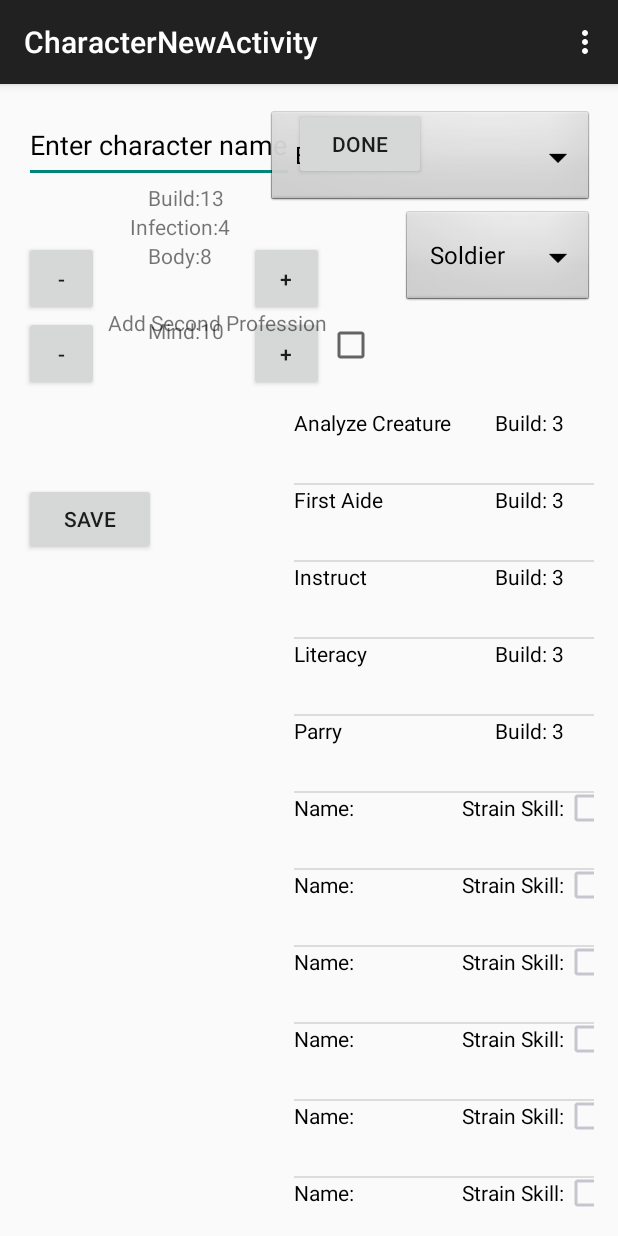
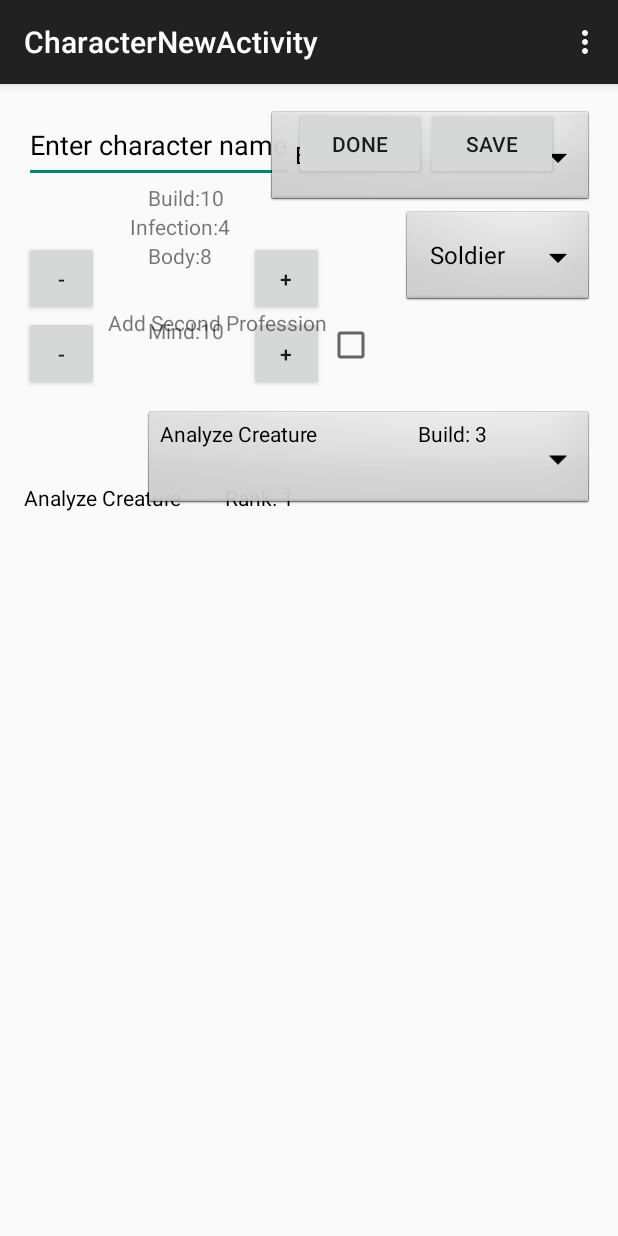
Before and after one commit to beautifuldonkey/SurvivorsGuide, an Android app: the CharacterNewActivity screen opened directly, with no data from a screen before it, after a tap on "SAVE", on a phone screen of 412 x 824 dp. Run offline under Robolectric (Android 15) with nearby library versions, the phone set to English and light mode, and no system bars.

Commit message:
CharacterNewActivity.java -changed available skills from list to drop down --Overrode getDropDownView to define layout of each item --kept override for getView for initial dropdown view --changed setOnItemClickListener to setOnItemSelectedListener -checking second profession toggle prior to saving selection of professions
CharacterManager.java
-changed reference for character name
-added references for infection & build during save & load
-uncommented character data during load

activity_character_new.xml

```diff
--- a/app/src/main/java/beautifuldonkey/survivorsguide/CharacterNewActivity.java
+++ b/app/src/main/java/beautifuldonkey/survivorsguide/CharacterNewActivity.java
@@ -55,7 +55,7 @@ public class CharacterNewActivity extends AppCompatActivity {
     String secondProfSkills = "";
     List<Skill> selectedSkills = new ArrayList<>();
     List<Skill> availableSkills = new ArrayList<>();
-    ListView availSkills;
+    Spinner availSkills;
     CheckBox secondProfToggle;
 
     @Override
@@ -149,7 +149,7 @@ public class CharacterNewActivity extends AppCompatActivity {
                 PlayerCharacter newCharacter = new PlayerCharacter("name","health","mind","strain","infection","professions","profSkills","strainSkills", "build");
 
                 String professions = charProfession.getName();
-                if(secondCharProfession != null && !secondCharProfession.getName().isEmpty()){
+                if(secondProfToggle.isChecked() && !secondCharProfession.getName().isEmpty()){
                     professions = professions + ',' + secondCharProfession.getName();
                 }
                 if(thirdCharProfession != null && !thirdCharProfession.getName().isEmpty()){
@@ -316,8 +316,37 @@ public class CharacterNewActivity extends AppCompatActivity {
             }
         });
 
-        availSkills = (ListView) findViewById(R.id.availableSkills);
-        availSkillAdapter = new ArrayAdapter<Skill>(context, R.layout.item_character_skill, availableSkills) {
+        availSkills = (Spinner) findViewById(R.id.availableSkills);
+        availSkillAdapter = new ArrayAdapter<Skill>(context, R.layout.item_character_skill, R.id.skillName, availableSkills) {
+
+            @Override
+            public View getDropDownView(int position, View convertView, ViewGroup parent) {
+
+                LayoutInflater inflater = (LayoutInflater) context.getSystemService(LAYOUT_INFLATER_SERVICE);
+                View view = inflater.inflate(R.layout.item_character_skill, null);
+
+                TextView textView = (TextView) view.findViewById(R.id.skillName);
+                textView.setTextColor(Color.BLACK);
+
+                TextView textViewChkBoxLabel = (TextView) view.findViewById(R.id.skillStrainLabel);
+                textViewChkBoxLabel.setTextColor(Color.BLACK);
+
+                CheckBox checkBoxStrainSkill = (CheckBox) view.findViewById(R.id.isSkillStrain);
+                checkBoxStrainSkill.setTextColor(Color.BLACK);
+
+                if(availableSkills.size()>position){
+                    textView.setText(availableSkills.get(position).getName());
+                    if(availableSkills.get(position).getIsStrain()){
+                        checkBoxStrainSkill.setChecked(true);
+                    }else{
+                        checkBoxStrainSkill.setVisibility(View.INVISIBLE);
+                        textViewChkBoxLabel.setText("Build: "+ availableSkills.get(position).getBuildCost());
+                    }
+                }
+
+                return view;
+            }
+
             @Override
             public View getView(int position, View convertView, ViewGroup parent) {
 
@@ -347,9 +376,9 @@ public class CharacterNewActivity extends AppCompatActivity {
             }
         };
         availSkills.setAdapter(availSkillAdapter);
-        availSkills.setOnItemClickListener(new AdapterView.OnItemClickListener() {
+        availSkills.setOnItemSelectedListener(new AdapterView.OnItemSelectedListener() {
             @Override
-            public void onItemClick(AdapterView<?> parent, View view, int position, long id) {
+            public void onItemSelected(AdapterView<?> parent, View view, int position, long id) {
                 Skill skillToAdd = (Skill) availSkills.getItemAtPosition(position);
                 Integer currentBuild = Integer.parseInt(charBuild.getText().toString());
                 if(currentBuild>=skillToAdd.getBuildCost()){
@@ -400,7 +429,68 @@ public class CharacterNewActivity extends AppCompatActivity {
                     selectedSkillAdapter.notifyDataSetChanged();
                 }
             }
+
+            @Override
+            public void onNothingSelected(AdapterView<?> parent) {
+
+            }
         });
+//        availSkills.setOnItemClickListener(new AdapterView.OnItemClickListener() {
+//            @Override
+//            public void onItemClick(AdapterView<?> parent, View view, int position, long id) {
+//                Skill skillToAdd = (Skill) availSkills.getItemAtPosition(position);
+//                Integer currentBuild = Integer.parseInt(charBuild.getText().toString());
+//                if(currentBuild>=skillToAdd.getBuildCost()){
+//                    if(selectedSkills.contains(skillToAdd)) {
+//                        for (int i = 0; i < selectedSkills.size(); i++) {
+//                            if (selectedSkills.get(i).getName().equals(skillToAdd.getName())) {
+//                                Skill existingSkill = selectedSkills.get(i);
+//                                if (existingSkill.getAvailRank() > existingSkill.getCurrRank()) {
+//                                    existingSkill.setCurrRank(existingSkill.getCurrRank() + 1);
+//                                }
+//                            }
+//                        }
+//                    }else{
+//                        selectedSkills.add(skillToAdd);
+//                    }
+//                    currentBuild = currentBuild-skillToAdd.getBuildCost();
+//                    charBuild.setText(String.valueOf(currentBuild));
+//                }
+//
+//                if(selectedSkillAdapter == null){
+//                    selectedSkillAdapter = new ArrayAdapter<Skill>(context, R.layout.item_character_skill, selectedSkills){
+//                        @Override
+//                        public View getView(int position, View convertView, ViewGroup parent) {
+//                            LayoutInflater inflater = (LayoutInflater) context.getSystemService(LAYOUT_INFLATER_SERVICE);
+//                            View view = inflater.inflate(R.layout.item_character_skill, null);
+//
+//                            TextView textView = (TextView) view.findViewById(R.id.skillName);
+//                            textView.setTextColor(Color.BLACK);
+//                            textView.setText(selectedSkills.get(position).getName());
+//
+//                            TextView textViewChkBoxLabel = (TextView) view.findViewById(R.id.skillStrainLabel);
+//                            textViewChkBoxLabel.setTextColor(Color.BLACK);
+//
+//                            CheckBox checkBoxStrainSkill = (CheckBox) view.findViewById(R.id.isSkillStrain);
+//                            checkBoxStrainSkill.setTextColor(Color.BLACK);
+//
+////                            if(selectedSkills.get(position).getIsStrain()){
+////                                checkBoxStrainSkill.setChecked(true);
+////                            }
+//                            checkBoxStrainSkill.setVisibility(View.INVISIBLE);
+//                            textViewChkBoxLabel.setText("Rank: "+ selectedSkills.get(position).getCurrRank());
+//
+//                            return view;
+//                        }
+//                    };
+//                    displayedSkills.setAdapter(selectedSkillAdapter);
+//                }else{
+//                    selectedSkillAdapter.notifyDataSetChanged();
+//                }
+//            }
+//        });
+
+
     }
 
     @Override
--- a/app/src/main/java/beautifuldonkey/survivorsguide/Manager/CharacterManager.java
+++ b/app/src/main/java/beautifuldonkey/survivorsguide/Manager/CharacterManager.java
@@ -91,17 +91,18 @@ public class CharacterManager {
         boolean saveSuccess = false;
         JSONArray data = new JSONArray();
         JSONObject character;
-        String characterName = myCharacter.getName();
 
         character = new JSONObject();
         try {
-            character.put("name", characterName);
+            character.put("name", myCharacter.getName());
+            character.put("infection", myCharacter.getInfection());
             character.put("body", myCharacter.getHealth());
             character.put("mind", myCharacter.getMind());
             character.put("strain", myCharacter.getStrain());
             character.put("professions", myCharacter.getProfessions());
             character.put("profSkills", myCharacter.getProfSkills());
             character.put("strainSkills", myCharacter.getStrainSkills());
+            character.put("build", myCharacter.getAvailBuild());
             data.put(character);
         } catch (JSONException e) {
             e.printStackTrace();
@@ -110,7 +111,7 @@ public class CharacterManager {
         String text = data.toString();
 
         try {
-            FileOutputStream fos = context.openFileOutput(characterName, android.content.Context.MODE_PRIVATE);
+            FileOutputStream fos = context.openFileOutput(myCharacter.getName(), android.content.Context.MODE_PRIVATE);
             fos.write(text.getBytes());
             fos.close();
             saveSuccess = true;
@@ -155,11 +156,14 @@ public class CharacterManager {
             for (int i = 0; i < data.length(); i++) {
 
                 charName = data.getJSONObject(i).getString("name");
-//                charInfection = data.getJSONObject(i).getString("infection");
-//                charBody = data.getJSONObject(i).getString("body");
-//                charMind = data.getJSONObject(i).getString("mind");
-//                charStrain = data.getJSONObject(i).getString("strain");
-//                charProfession = data.getJSONObject(i).getString("professions");
+                charInfection = data.getJSONObject(i).getString("infection");
+                charBody = data.getJSONObject(i).getString("body");
+                charMind = data.getJSONObject(i).getString("mind");
+                charStrain = data.getJSONObject(i).getString("strain");
+                charProfession = data.getJSONObject(i).getString("professions");
+                charProfSkills = data.getJSONObject(i).getString("profSkills");
+                charStrainSkills = data.getJSONObject(i).getString("strainSkills");
+                charAvailBuild = data.getJSONObject(i).getString("build");
             }
             Log.d("READCHAR", "built string now building character");
 
--- a/app/src/main/res/layout/activity_character_new.xml
+++ b/app/src/main/res/layout/activity_character_new.xml
@@ -166,18 +166,20 @@
         android:id="@+id/selectedSkills"
         android:layout_below="@+id/statsHolder" />
 
-    <ListView
-        android:layout_width="200dp"
+    <Spinner
+        android:layout_width="300dp"
         android:layout_height="wrap_content"
         android:id="@+id/availableSkills"
         android:layout_below="@+id/secondProfessionDropDown"
-        android:layout_alignParentRight="true"/>
+        android:layout_alignParentRight="true"
+        android:background="@android:drawable/btn_dropdown"
+        android:spinnerMode="dropdown"/>
 
     <Button
         android:layout_width="wrap_content"
         android:layout_height="wrap_content"
         android:id="@+id/btn_save"
-        android:layout_below="@+id/selectedSkills"
+        android:layout_toRightOf="@+id/btn_charName_done"
         android:text="@string/btn_save"/>
 
     </RelativeLayout>
```
